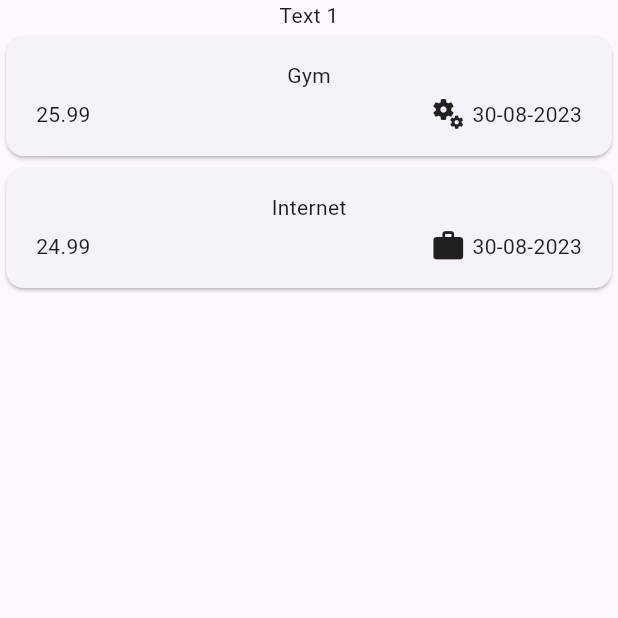
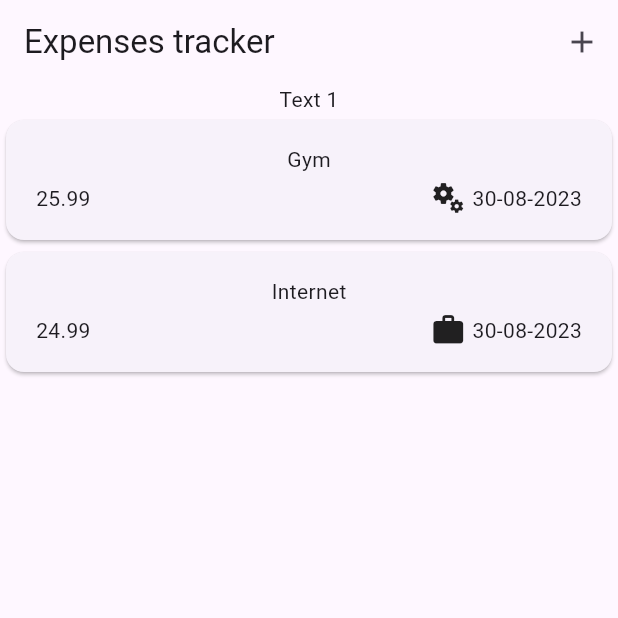
Before and after one commit to alvdev/mobile-apps, a Flutter app: the screen it shows after launch, on a phone screen of 412 x 824 dp, the top half of it. Run offline on Flutter 3.47's test engine with Material 2 defaults, Android fonts, the phone set to English and light mode, and no system bars; our stand-ins replace cloud_firestore, firebase_auth, firebase_core, font_awesome_flutter, google_fonts, google_sign_in and 2 more; accounts and stored records are empty.

Commit message:
add 'new expenses' widget to expenses overlay

```diff
--- a/expenses/lib/expenses.dart
+++ b/expenses/lib/expenses.dart
@@ -2,6 +2,7 @@ import 'package:flutter/material.dart';
 
 import 'package:expenses/widgets/expenses_list/expenses_list.dart';
 import 'package:expenses/models/expense.dart';
+import 'package:expenses/new_expense.dart';
 
 class Expenses extends StatefulWidget {
   const Expenses({super.key});
@@ -26,9 +27,25 @@ class _ExpensesState extends State<Expenses> {
     ),
   ];
 
+  void _openAddExpenseOverlay() {
+    showModalBottomSheet(
+      context: context,
+      builder: (ctx) => const NewExpense(),
+    );
+  }
+
   @override
   Widget build(BuildContext context) {
     return Scaffold(
+      appBar: AppBar(
+        title: const Text('Expenses tracker'),
+        actions: [
+          IconButton(
+            onPressed: _openAddExpenseOverlay,
+            icon: const Icon(Icons.add),
+          )
+        ],
+      ),
       body: Column(
         children: [
           const Text('Text 1'),
```
